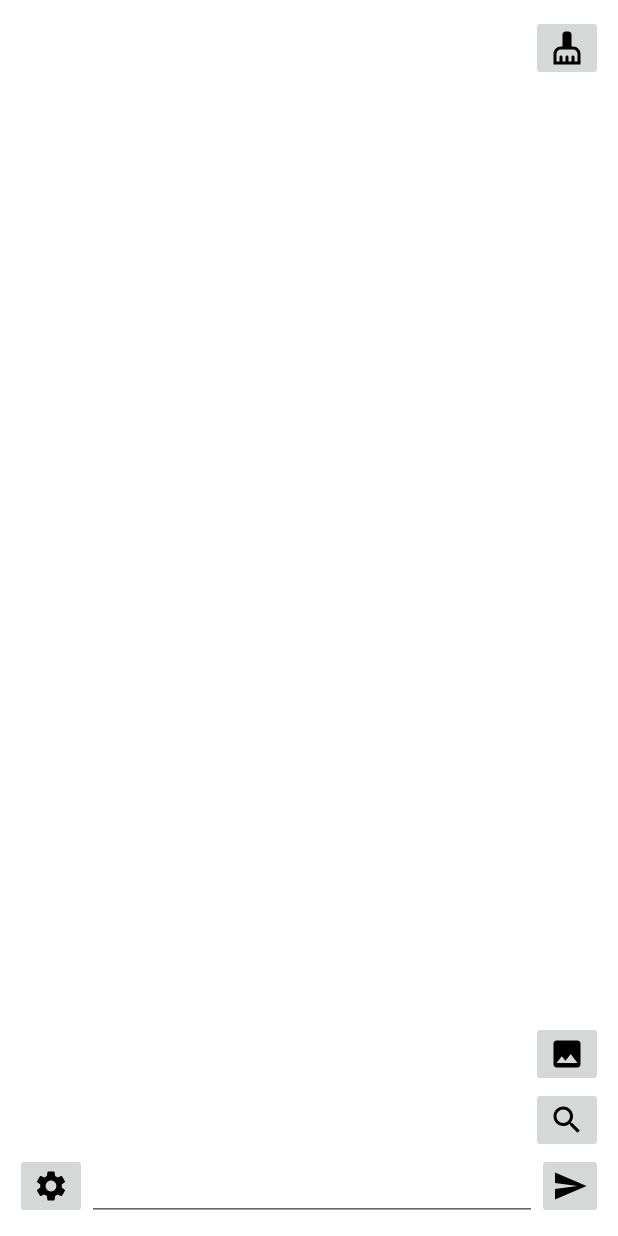
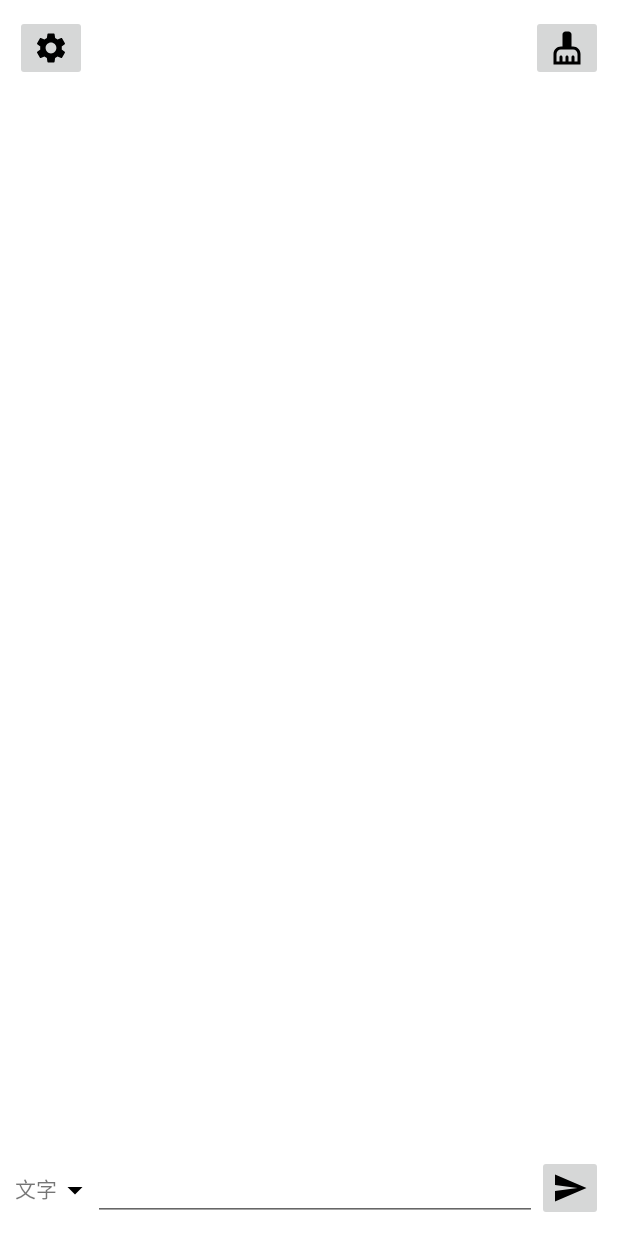
Before and after one commit to nichem/ChatGPT-For-Android, an Android app: the screen it shows after launch (MainActivity), on a phone screen of 412 x 824 dp. Run offline under Robolectric (Android 15) with nearby library versions, the phone set to English and light mode, and no system bars; libraries missing offline, so code that uses them is left out: com.blankj.utilcode, com.chad.library, com.lxj.xpopup, com.tencent.mmkv; pictures from the network do not load; 8 statements that could not run were skipped.

Commit message:
优化UI，移除网页搜索功能

```diff
--- a/app/src/main/res/layout/activity_main.xml
+++ b/app/src/main/res/layout/activity_main.xml
@@ -12,6 +12,7 @@
         android:layout_width="match_parent"
         android:layout_height="wrap_content"
         android:gravity="center"
+        app:layout_constraintBottom_toTopOf="@id/rv"
         app:layout_constraintTop_toTopOf="parent" />
 
     <androidx.recyclerview.widget.RecyclerView
@@ -20,7 +21,7 @@
         android:layout_height="0dp"
         app:layoutManager="androidx.recyclerview.widget.LinearLayoutManager"
         app:layout_constraintBottom_toTopOf="@+id/layoutSend"
-        app:layout_constraintTop_toBottomOf="@+id/tvModel" />
+        app:layout_constraintTop_toBottomOf="@+id/btnClear" />
 
     <ImageButton
         android:id="@+id/btnClear"
@@ -31,38 +32,35 @@
         app:layout_constraintTop_toTopOf="parent" />
 
     <ImageButton
-        android:id="@+id/btnImageGenerate"
+        android:id="@+id/btnSetting"
         android:layout_width="wrap_content"
         android:layout_height="wrap_content"
-        android:src="@drawable/baseline_image_24"
-        app:layout_constraintBottom_toTopOf="@id/btnWeb"
-        app:layout_constraintRight_toRightOf="parent" />
+        android:src="@drawable/baseline_settings_24"
+        app:layout_constraintLeft_toLeftOf="parent"
+        app:layout_constraintTop_toTopOf="parent" />
 
-    <ImageButton
-        android:id="@+id/btnWeb"
-        android:layout_width="wrap_content"
-        android:layout_height="wrap_content"
-        android:src="@drawable/baseline_search_24"
-        app:layout_constraintBottom_toTopOf="@id/layoutSend"
-        app:layout_constraintRight_toRightOf="parent" />
 
     <LinearLayout
         android:id="@+id/layoutSend"
         android:layout_width="match_parent"
         android:layout_height="wrap_content"
+        android:gravity="bottom"
+        android:orientation="horizontal"
         app:layout_constraintBottom_toBottomOf="parent">
 
-        <ImageButton
-            android:id="@+id/btnSetting"
+        <TextView
+            android:id="@+id/tvMode"
             android:layout_width="wrap_content"
             android:layout_height="wrap_content"
-            android:src="@drawable/baseline_settings_24" />
+            android:drawableRight="@drawable/baseline_arrow_drop_down_24"
+            tools:text="文字" />
 
         <EditText
             android:id="@+id/editSend"
             android:layout_width="0dp"
             android:layout_height="wrap_content"
-            android:layout_weight="1" />
+            android:layout_weight="1"
+            android:maxLines="3" />
 
         <ImageButton
             android:id="@+id/btnSend"
--- a/app/src/main/res/layout/item_message.xml
+++ b/app/src/main/res/layout/item_message.xml
@@ -10,7 +10,6 @@
         android:layout_width="0dp"
         android:layout_height="wrap_content"
         android:layout_marginEnd="50dp"
-        android:background="#04BE02"
         android:padding="5dp"
         android:textColor="@color/black"
         app:layout_constraintBottom_toBottomOf="parent"
```
Also changed, not shown: app/src/main/java/com/example/chatgpt2/MainActivity.kt (+38 -30 lines).
